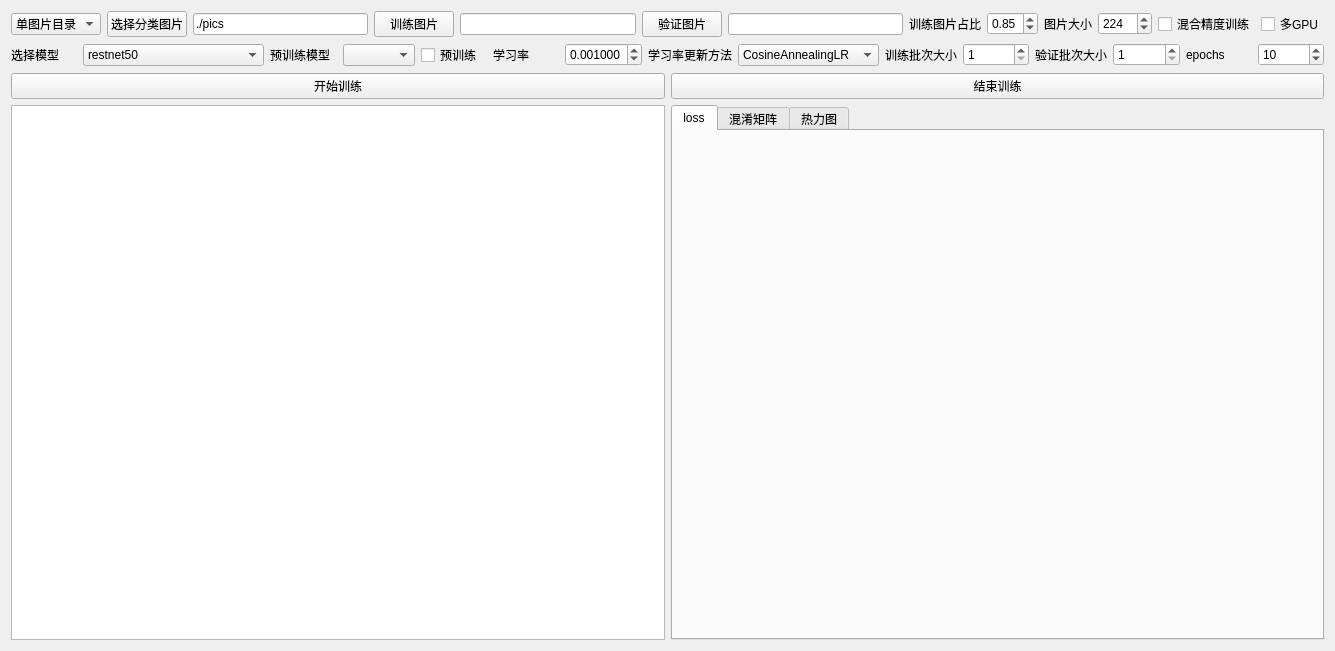
Above: train.ui from zym198098/classfy_imge before the change. Below: the same form after it.
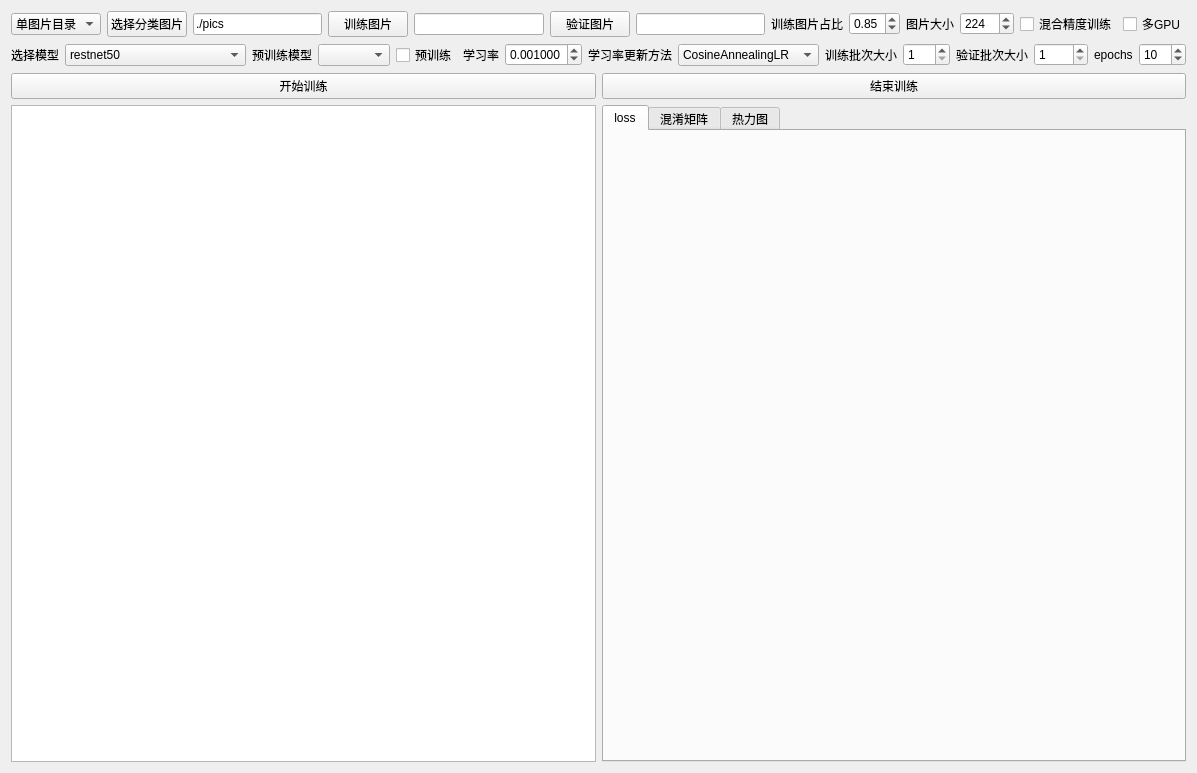
That is the form after the change. The open tabs and pages were chosen to show the change.

Diff of the .ui file:
```diff
--- a/train.ui
+++ b/train.ui
@@ -6,8 +6,8 @@
    <rect>
     <x>0</x>
     <y>0</y>
-    <width>1335</width>
-    <height>651</height>
+    <width>1165</width>
+    <height>773</height>
    </rect>
   </property>
   <property name="sizePolicy">
```
Left out of the diff: 2 changed lines with no effect on the pictures.
